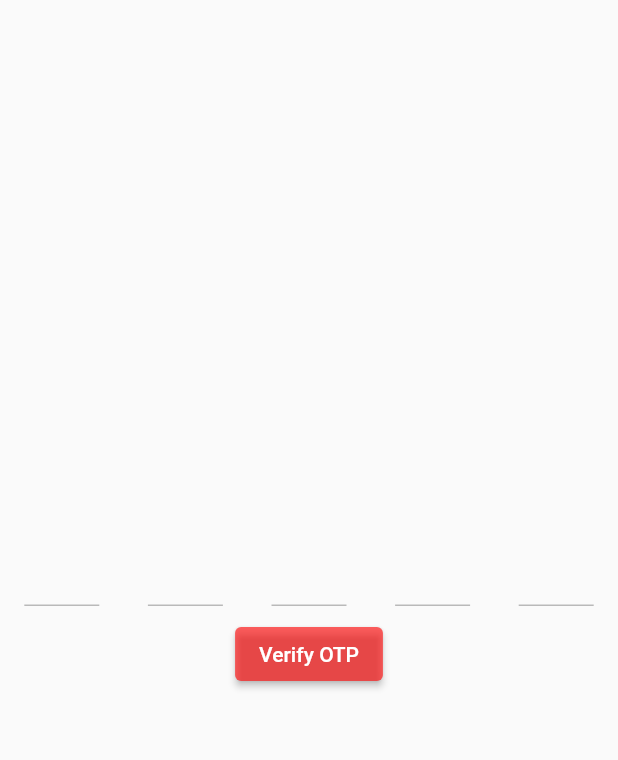
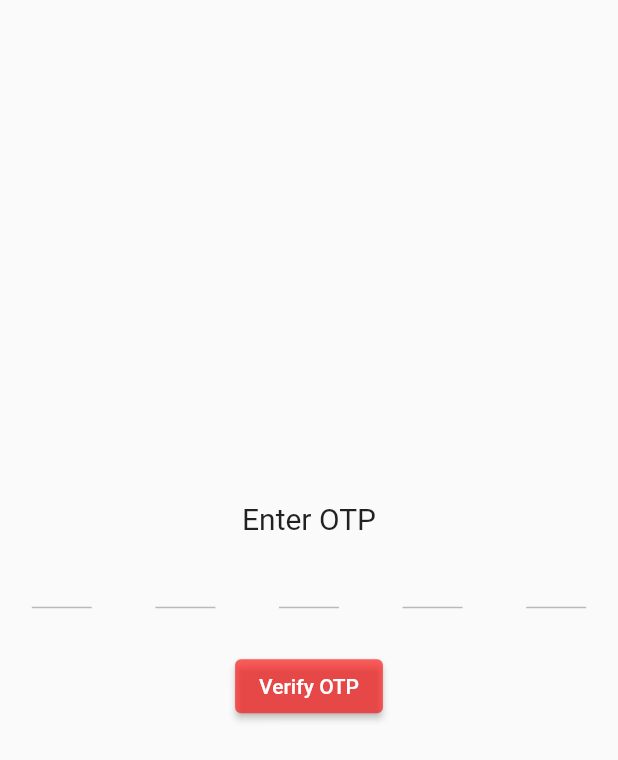
Before and after one commit to hrithikwins/bloodbank_app, a Flutter app: the OtpScreen screen opened by its route, on a phone screen of 412 x 824 dp. Shown: the top 760 px of the screen. Run offline on Flutter 3.47's test engine with Material 2 defaults, Android fonts, the phone set to English and light mode, and no system bars; drawn by our look-alikes of otp_text_field.

Commit message:
slight modification of OTP screen

```diff
--- a/lib/screens/otp_screen.dart
+++ b/lib/screens/otp_screen.dart
@@ -17,6 +17,10 @@ class OtpScreen extends StatelessWidget {
         mainAxisAlignment: MainAxisAlignment.center,
         crossAxisAlignment: CrossAxisAlignment.center,
         children: [
+          const Text(
+            "Enter OTP",
+            style: TextStyle(fontSize: 20),
+          ),
           OTPTextField(
             controller: otpController,
             onChanged: (pin) {
@@ -25,8 +29,8 @@ class OtpScreen extends StatelessWidget {
             length: 5,
             // onChanged: (value) => print(value),
             width: MediaQuery.of(context).size.width,
-            fieldWidth: 50,
-            style: TextStyle(fontSize: 15),
+            fieldWidth: 40,
+            style: const TextStyle(fontSize: 15),
             textFieldAlignment: MainAxisAlignment.spaceAround,
             fieldStyle: FieldStyle.underline,
             onCompleted: (pin) {
@@ -37,12 +41,14 @@ class OtpScreen extends StatelessWidget {
               // );
             },
           ),
-          //
+          const SizedBox(
+            height: 20,
+          ),
           Padding(
             padding: const EdgeInsets.all(8.0),
             child: ElevatedButton(
               onPressed: () => {Navigator.pushNamed(context, Routes.home)},
-              child: Text("Verify OTP"),
+              child: const Text("Verify OTP"),
             ),
           ),
         ],
```
